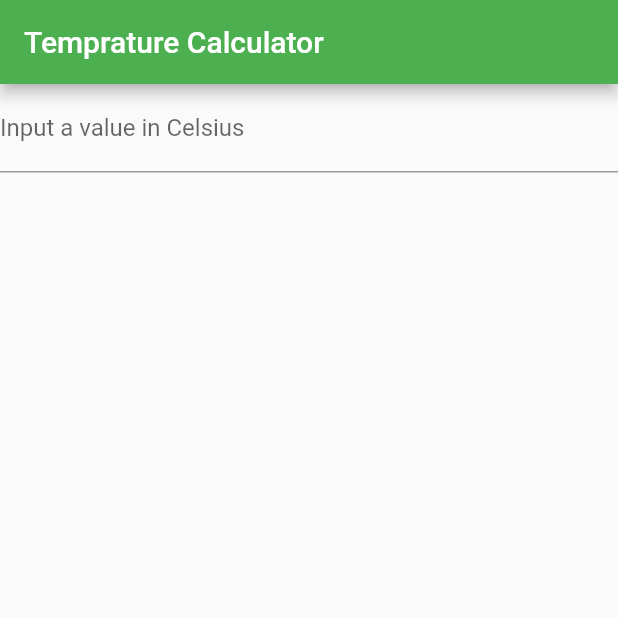
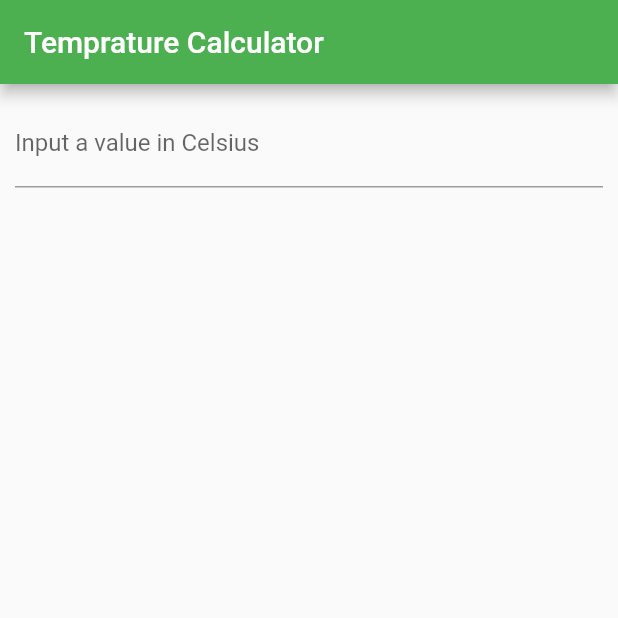
Before and after one commit to IsaiahMag-2004/Temprature-Converter-App, a Flutter app: the screen it shows after launch, on a phone screen of 412 x 824 dp, the top half of it. Run offline on Flutter 3.47's test engine with Material 2 defaults, Android fonts, the light colour scheme and no system bars.

Commit message:
Add 10.0 padding to the app
Added 10.0 to the app to give it more push away from the top of the screen

```diff
--- a/lib/main.dart
+++ b/lib/main.dart
@@ -55,6 +55,7 @@
     return Scaffold(
       appBar: appBar,
       body: Container(
+        padding: EdgeInsets.all(10.0),
         child: Column(
           children: <Widget>[inputField],
         ),
```
